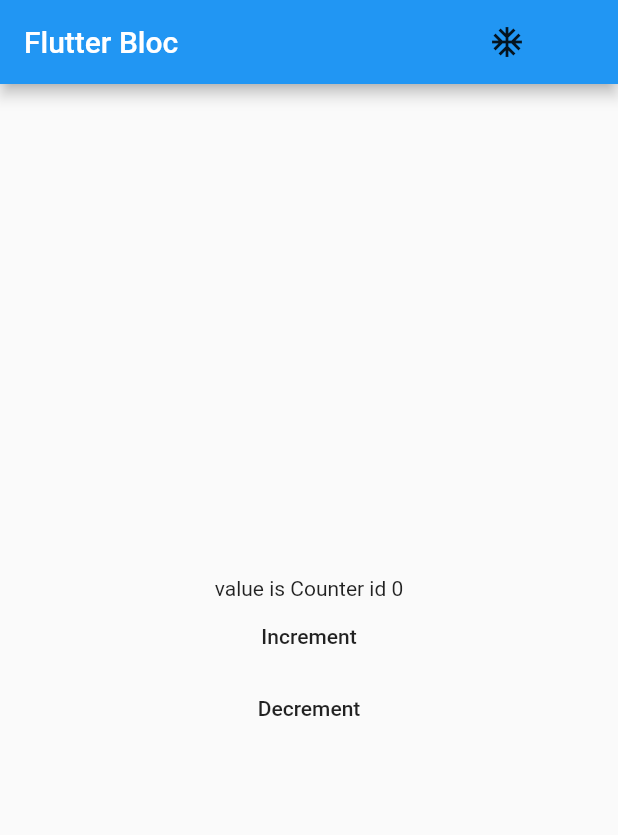
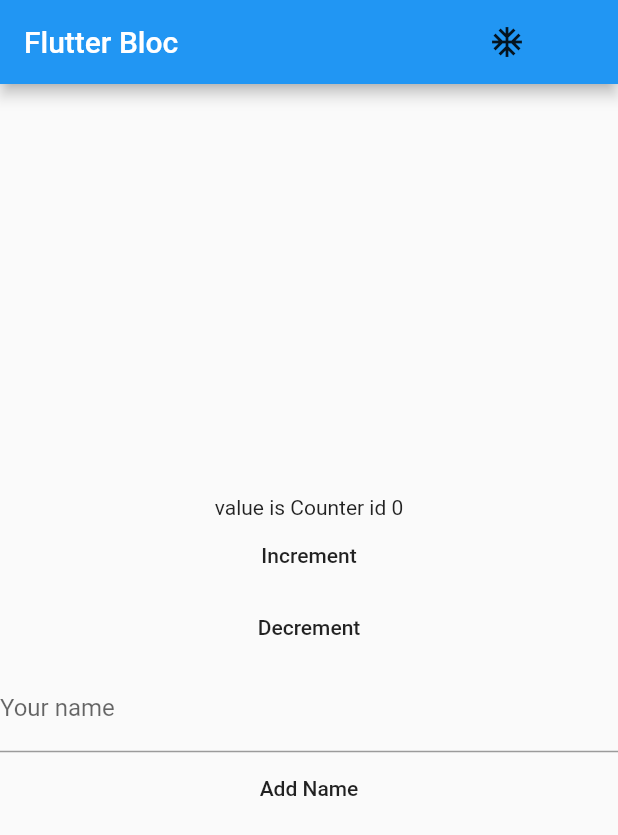
Before and after one commit to garg-kunal/flutter_web, a Flutter app: the screen it shows after launch, on a phone screen of 412 x 824 dp. Shown: the top 835 px of the screen. Run offline on Flutter 3.47's test engine with Material 2 defaults, Android fonts, the light colour scheme and no system bars; our stand-ins replace bloc, flutter_bloc, freezed_annotation; generated files the repository leaves out were written again.

Commit message:
model aadedd

```diff
--- a/lib/application/bloc/test_bloc.dart
+++ b/lib/application/bloc/test_bloc.dart
@@ -3,6 +3,7 @@
 import 'package:bloc/bloc.dart';
 import 'package:freezed_annotation/freezed_annotation.dart';
 import 'package:the_basics/domain/index.dart';
+import 'package:the_basics/domain/mode.dart';
 
 part 'test_event.dart';
 part 'test_state.dart';
@@ -27,6 +28,13 @@
       decrement: (e) async* {
         int val = _domain.dec(state.counter);
         yield state.copyWith(counter: val);
-        });
+      },
+      all: (e) async* {
+        print(e.model);
+        String name = _domain.all(e.model);
+        print(name);
+      },
+      save: (e) async* {},
+    );
   }
 }
--- a/lib/application/bloc/test_event.dart
+++ b/lib/application/bloc/test_event.dart
@@ -5,4 +5,7 @@
   const factory TestEvent.started() = _Started;
   const factory TestEvent.increment() = _Increment;
   const factory TestEvent.decrement() = _Decrement;
+  // const factory TestEvent.loading() = _Loading;
+  const factory TestEvent.save(String name) = _Save;
+  const factory TestEvent.all(Model model) = _All;
 }
--- a/lib/domain/index.dart
+++ b/lib/domain/index.dart
@@ -1,4 +1,8 @@
+import 'mode.dart';
+
 abstract class Domain {
   int inc(int counter);
   int dec(int counter);
+  String save(String name);
+  String all(Model model);
 }
--- /dev/null
+++ b/lib/domain/mode.dart
@@ -0,0 +1,7 @@
+class Model {
+  final String name;
+  final int age;
+  final int marks;
+
+  Model(this.name, this.age, this.marks);
+}
--- a/lib/infrastructure/index.dart
+++ b/lib/infrastructure/index.dart
@@ -1,6 +1,7 @@
 import 'dart:math';
 
 import 'package:the_basics/domain/index.dart';
+import 'package:the_basics/domain/mode.dart';
 
 class Run implements Domain {
   @override
@@ -13,4 +14,16 @@
     print("incr");
     return ++counter;
   }
+
+  @override
+  String all(Model model) {
+    print(model.age);
+    return "true";
+  }
+
+  @override
+  String save(String name) {
+    print(name);
+    return "ttur";
+  }
 }
--- a/lib/main.dart
+++ b/lib/main.dart
@@ -4,6 +4,7 @@
 import 'package:the_basics/application/bloc/test_bloc.dart';
 import 'package:the_basics/bloc/random_bloc.dart';
 import 'package:the_basics/domain/index.dart';
+import 'package:the_basics/domain/mode.dart';
 import 'package:the_basics/second.dart';
 
 import 'infrastructure/index.dart';
@@ -22,6 +23,7 @@
 }
 
 class _HomeState extends State<Home> {
+  final name = new TextEditingController();
   @override
   Widget build(BuildContext context) {
     return Scaffold(
@@ -65,7 +67,21 @@
                   context.bloc<TestBloc>().add(TestEvent.decrement());
                   // BlocProvider.of<TestBloc>(context).add(TestEvent.decrement());
                 },
-              )
+              ),
+              TextFormField(
+                autocorrect: false,
+                controller: name,
+                decoration: InputDecoration(labelText: "Your name"),
+              ),
+              FlatButton(
+                child: Text("Add Name"),
+                onPressed: () {
+                  // print(name.text);
+                  Model model = Model(name.text, 45, 85);
+                  context.bloc<TestBloc>().add(TestEvent.all(model));
+                  // BlocProvider.of<TestBloc>(context).add(TestEvent.decrement());
+                },
+              ),
             ],
           ));
         }, listener: (context, state) {
```
Also changed, not shown: lib/application/bloc/test_bloc.freezed.dart. Lines whose indentation alone changed are shown as unchanged.
